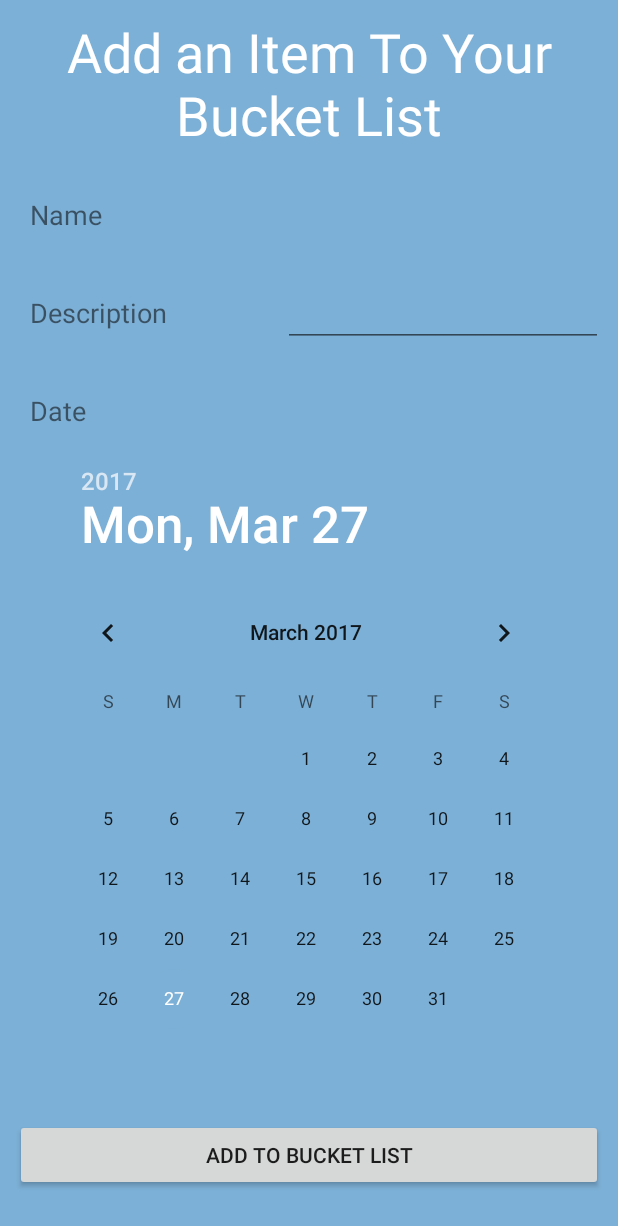
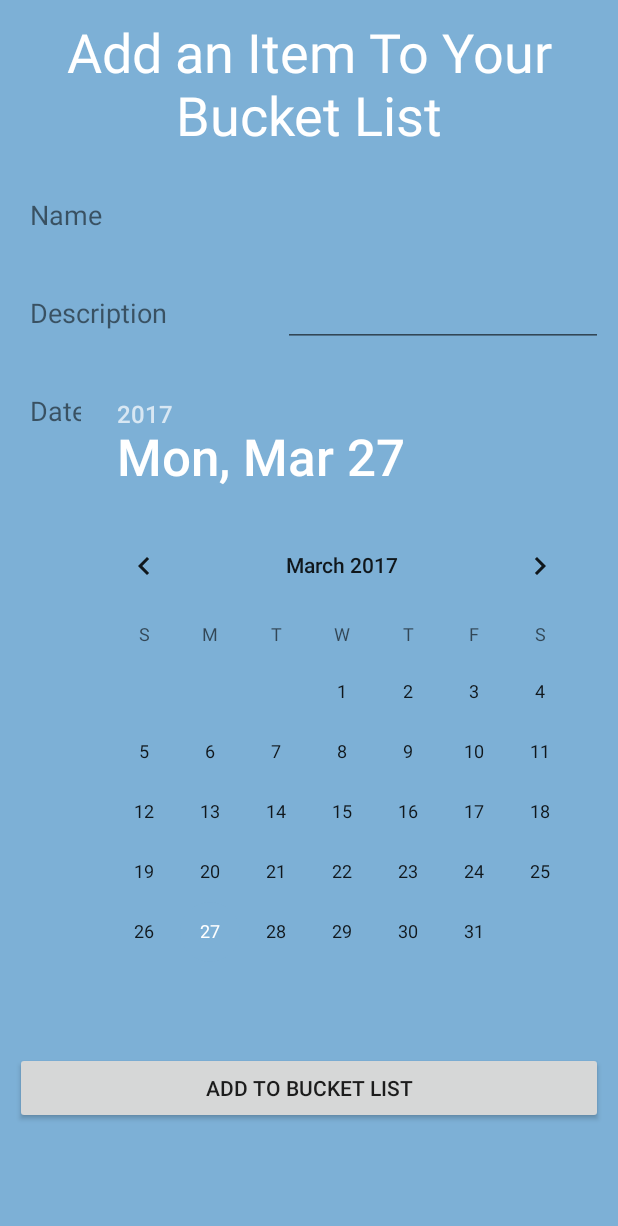
Before and after one commit to Jarrod-Android/Andoid-Apps, an Android app: the layout fragment_add_to_my_bucket_list.xml on its own in the app's theme, with its tools: preview values and no code run, on a phone screen of 412 x 824 dp. Shown: the top 1226 px of the screen. Run offline under Robolectric (Android 15) with nearby library versions, the phone set to English and light mode, and no system bars.

```diff
--- a/app/build.gradle
+++ b/app/build.gradle
@@ -5,7 +5,7 @@ android {
     buildToolsVersion "25.0.0"
     defaultConfig {
         applicationId "com.liamgoodwin.beforeidie"
-        minSdkVersion 19
+        minSdkVersion 21
         targetSdkVersion 25
         versionCode 1
         versionName "1.0"
--- a/app/src/main/java/com/liamgoodwin/beforeidie/MainActivity.java
+++ b/app/src/main/java/com/liamgoodwin/beforeidie/MainActivity.java
@@ -46,6 +46,7 @@ public class MainActivity extends ActionBarActivity implements MaterialTabListen
         for (int i = 1; i <= androidAdapter.getCount(); i++) {
             tabHost.addTab(
                     tabHost.newTab()
+                            //.setIcon(getDrawable(R.drawable.camerabutton))
                             .setText(androidAdapter.getPageTitle(i))
                             .setTabListener(this)
             );
--- a/app/src/main/res/layout/fragment_add_to_my_bucket_list.xml
+++ b/app/src/main/res/layout/fragment_add_to_my_bucket_list.xml
@@ -98,9 +98,9 @@
                     android:layout_width="wrap_content"
                     android:layout_height="wrap_content"
                     android:id="@+id/datePicker"
-                    android:layout_below="@+id/dateTextView"
-                    android:layout_alignParentStart="true"
-                    android:paddingLeft="20dp" />
+                    android:paddingLeft="20dp"
+                    android:layout_alignParentBottom="true"
+                    android:layout_alignParentEnd="true" />
             </RelativeLayout>
 
             <Button
```
Also changed, not shown: app/src/main/java/com/liamgoodwin/beforeidie/AddToMyBucketListFragment.java (+10 -0 lines).
